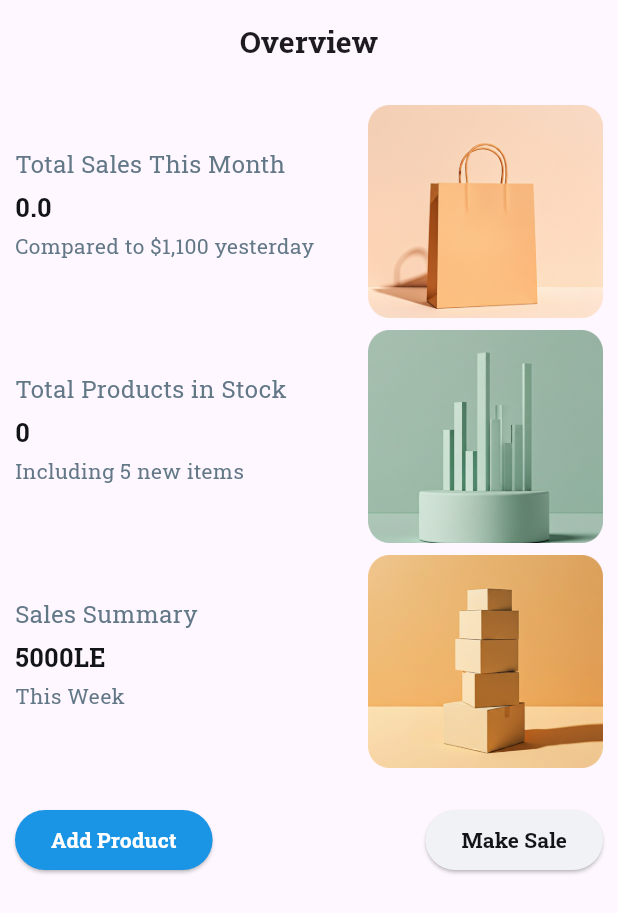
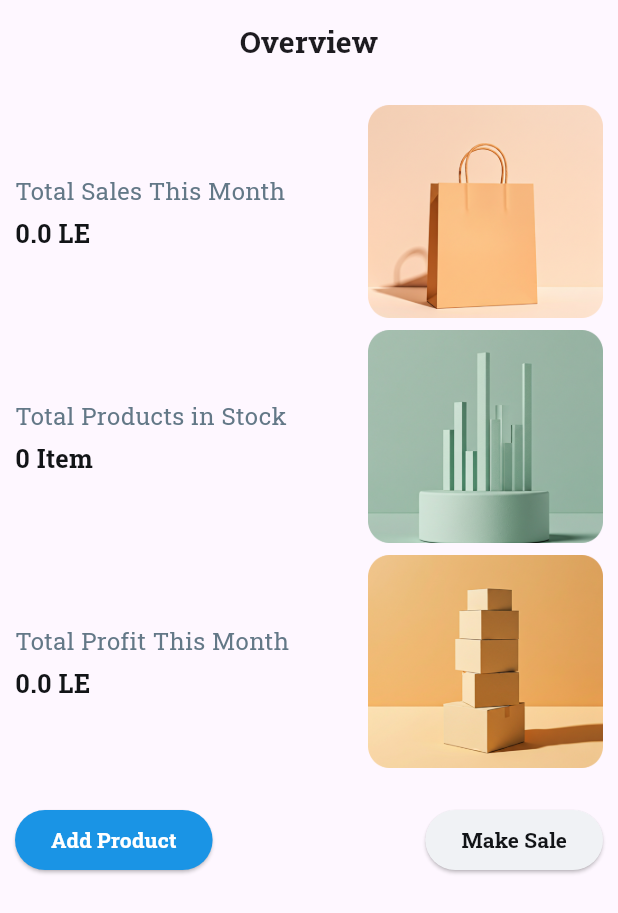
Before and after one commit to amrelmaadawy/shop_management, a Flutter app: the HomeView screen opened directly, on a phone screen of 412 x 824 dp. Shown: the top 913 px of the screen. Run offline on Flutter 3.47's test engine with Material 3 defaults, Android fonts, the phone set to English and light mode, and no system bars; our stand-ins replace dotted_border, flutter_riverpod, hive, hive_flutter, image_picker, pdf and 4 more; accounts and stored records are empty.

Commit message:
edit the home view

```diff
--- a/lib/features/home/ui/home_view.dart
+++ b/lib/features/home/ui/home_view.dart
@@ -3,7 +3,7 @@ import 'package:flutter_riverpod/flutter_riverpod.dart';
 import 'package:small_managements/features/home/ui/widgets/home_buttons.dart';
 import 'package:small_managements/features/home/ui/widgets/home_item.dart';
 import 'package:small_managements/features/products/logic/providers/product_providers.dart';
-import 'package:small_managements/features/sales/logic/provider/sales_provider.dart';
+import 'package:small_managements/features/reports/logic/helper/get_total_sales.dart';
 import 'package:small_managements/generated/l10n.dart';
 
 class HomeView extends ConsumerWidget {
@@ -11,6 +11,12 @@ class HomeView extends ConsumerWidget {
 
   @override
   Widget build(BuildContext context, WidgetRef ref) {
+    final now = DateTime.now();
+    final startDate = DateTime(now.year, now.month, 1);
+    final endDate = now;
+    final totalSales = getTotalSalesInRange(ref, startDate, endDate);
+
+    final totalProfit = getTotalProfitInRange(ref, startDate, endDate);
     return Scaffold(
       appBar: AppBar(
         title: Text(
@@ -26,26 +32,19 @@ class HomeView extends ConsumerWidget {
             children: [
               HomeItem(
                 title: S.of(context).totalSalesThisMonth,
-                numbers:
-                    '${ref.watch(salesProductProvider).fold<double>(0, (sum, item) => sum + item.total)}',
-                description: S.of(context).compareTo,
+                numbers: '$totalSales ${S.of(context).LE}',
                 imagePath: 'assets/images/top sales.png',
-                percentage: '+ 16%',
               ),
               HomeItem(
                 title: S.of(context).Totalproduct,
                 numbers:
-                    '${ref.watch(productProviderNotifier).fold<int>(0, (sum, item) => sum + int.parse(item.quantity))}',
-                description: S.of(context).itemsInclude,
+                    '${ref.watch(productProviderNotifier).fold<int>(0, (sum, item) => sum + int.parse(item.quantity))} ${S.of(context).item}',
                 imagePath: 'assets/images/sales.png',
-                percentage: '+ 2%',
               ),
               HomeItem(
-                title: S.of(context).salesSummary,
-                numbers: '5000LE',
-                description: S.of(context).thisWeek,
+                title: '${S.of(context).totalProfit}${S.of(context).thisMonth}',
+                numbers: '$totalProfit ${S.of(context).LE}',
                 imagePath: 'assets/images/product.png',
-                percentage: '+ 10%',
               ),
               SizedBox(height: 20),
               HomeButtons(),
--- a/lib/features/home/ui/widgets/home_item.dart
+++ b/lib/features/home/ui/widgets/home_item.dart
@@ -6,15 +6,11 @@ class HomeItem extends StatelessWidget {
     super.key,
     required this.title,
     required this.numbers,
-    required this.description,
     required this.imagePath,
-    required this.percentage,
   });
   final String title;
   final String numbers;
-  final String description;
   final String imagePath;
-  final String percentage;
   @override
   Widget build(BuildContext context) {
     final isDark = Theme.of(context).brightness == Brightness.dark;
@@ -38,32 +34,8 @@ class HomeItem extends StatelessWidget {
               numbers,
               style: TextStyle(fontSize: 17, fontWeight: FontWeight.bold),
             ),
-            SizedBox(height: 5),
-            Text(
-              description,
-              style: TextStyle(
-                color: isDark
-                    ? AppColors.kUnselectedItemDarkMode
-                    : AppColors.kUnselectedItemLightMode,
-              ),
-            ),
-            SizedBox(height: 10),
-            // Container(
-            //   width: 80,
-            //   height: 30,
-            //   decoration: BoxDecoration(
-            //     borderRadius: BorderRadius.circular(15),
-            //     color: AppColors.kGreyElevatedButtonDarkMode,
-            //   ),
-            //   child: Row(
-            //     mainAxisAlignment: MainAxisAlignment.center,
-            //     children: [
-            //       Text(percentage),
-            //       SizedBox(width: 5),
-            //       Icon(Icons.north_east, size: 18),
-            //     ],
-            //   ),
-            // ),
+
+
           ],
         ),
         Spacer(),
--- a/lib/l10n/intl_ar.arb
+++ b/lib/l10n/intl_ar.arb
@@ -207,5 +207,7 @@
     "item":"قطعه",
     "@item":{},
     "startDateCannotBeAfterEndDate":"تاريخ البدايه لا يمكن ان يكون بعد تارخ الانتهاء",
-    "@startDateCannotBeAfterEndDate":{}
+    "@startDateCannotBeAfterEndDate":{},
+     "thisMonth":"هذا الشهر",
+    "@thisMonth":{}
 }
--- a/lib/l10n/intl_en.arb
+++ b/lib/l10n/intl_en.arb
@@ -207,5 +207,7 @@
     "item":"Item",
     "@item":{},
     "startDateCannotBeAfterEndDate":"Start Date Cannot Be After EndDate",
-    "@startDateCannotBeAfterEndDate":{}
+    "@startDateCannotBeAfterEndDate":{},
+     "thisMonth":"This Month",
+    "@thisMonth":{}
 }
```
Also changed, not shown: lib/generated/intl/messages_ar.dart, lib/generated/intl/messages_en.dart, lib/generated/l10n.dart.
